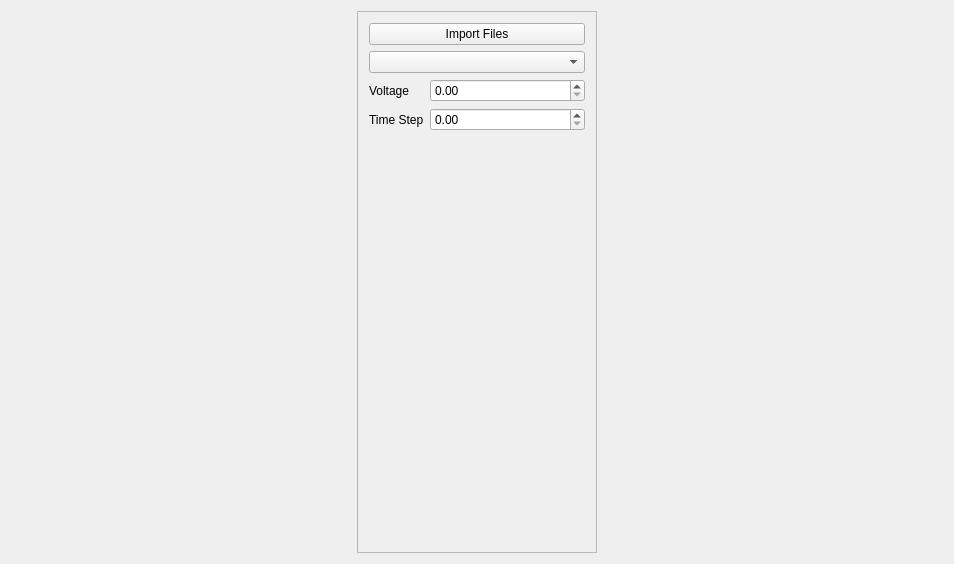
This is lowtempcal/mainwindow.ui in PatrickChin/Lab-Fast as Qt 5 draws it before an edit. The edited form follows.
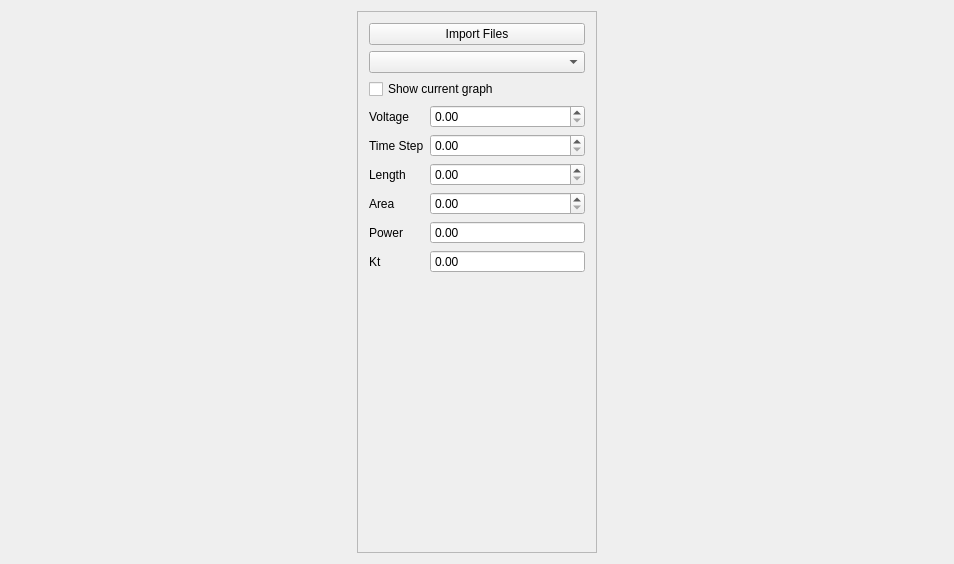
This is the edited form.

Commit message: calculate kt

The edit to the form file:
```diff
--- a/lowtempcal/mainwindow.ui
+++ b/lowtempcal/mainwindow.ui
@@ -75,24 +75,24 @@
         </rect>
        </property>
        <layout class="QFormLayout" name="value_layout">
-        <item row="2" column="0">
+        <item row="3" column="0">
          <widget class="QLabel" name="label_voltage">
           <property name="text">
            <string>Voltage</string>
           </property>
          </widget>
         </item>
-        <item row="2" column="1">
+        <item row="3" column="1">
          <widget class="QDoubleSpinBox" name="spinbox_voltage"/>
         </item>
-        <item row="3" column="0">
+        <item row="4" column="0">
          <widget class="QLabel" name="label_dt">
           <property name="text">
            <string>Time Step</string>
           </property>
          </widget>
         </item>
-        <item row="3" column="1">
+        <item row="4" column="1">
          <widget class="QDoubleSpinBox" name="spinbox_dt"/>
         </item>
         <item row="0" column="0" colspan="2">
@@ -111,6 +111,76 @@
         <item row="1" column="0" colspan="2">
          <widget class="QComboBox" name="file_list_box"/>
         </item>
+        <item row="8" column="0">
+         <widget class="QLabel" name="label_kt">
+          <property name="text">
+           <string>Kt</string>
+          </property>
+         </widget>
+        </item>
+        <item row="8" column="1">
+         <widget class="QDoubleSpinBox" name="spinbox_kt">
+          <property name="focusPolicy">
+           <enum>Qt::WheelFocus</enum>
+          </property>
+          <property name="readOnly">
+           <bool>true</bool>
+          </property>
+          <property name="buttonSymbols">
+           <enum>QAbstractSpinBox::NoButtons</enum>
+          </property>
+          <property name="maximum">
+           <double>20000.000000000000000</double>
+          </property>
+         </widget>
+        </item>
+        <item row="5" column="0">
+         <widget class="QLabel" name="label_len">
+          <property name="text">
+           <string>Length</string>
+          </property>
+         </widget>
+        </item>
+        <item row="5" column="1">
+         <widget class="QDoubleSpinBox" name="spinbox_len"/>
+        </item>
+        <item row="6" column="0">
+         <widget class="QLabel" name="label_area">
+          <property name="text">
+           <string>Area</string>
+          </property>
+         </widget>
+        </item>
+        <item row="6" column="1">
+         <widget class="QDoubleSpinBox" name="spinbox_area"/>
+        </item>
+        <item row="7" column="0">
+         <widget class="QLabel" name="label">
+          <property name="text">
+           <string>Power</string>
+          </property>
+         </widget>
+        </item>
+        <item row="7" column="1">
+         <widget class="QDoubleSpinBox" name="doubleSpinBox">
+          <property name="readOnly">
+           <bool>true</bool>
+          </property>
+          <property name="buttonSymbols">
+           <enum>QAbstractSpinBox::NoButtons</enum>
+          </property>
+          <property name="maximum">
+           <double>20000.000000000000000</double>
+          </property>
+         </widget>
+        </item>
+        <item row="2" column="0" colspan="2">
+         <widget class="QCheckBox" name="checkbox_show_current">
+          <property name="text">
+           <string>Show current graph</string>
+          </property>
+         </widget>
+        </item>
        </layout>
        <zorder>label_voltage</zorder>
        <zorder>label_dt</zorder>
```
Left out of the diff: 13 changed lines with no effect on the pictures. The commit also changes 1 other file.
